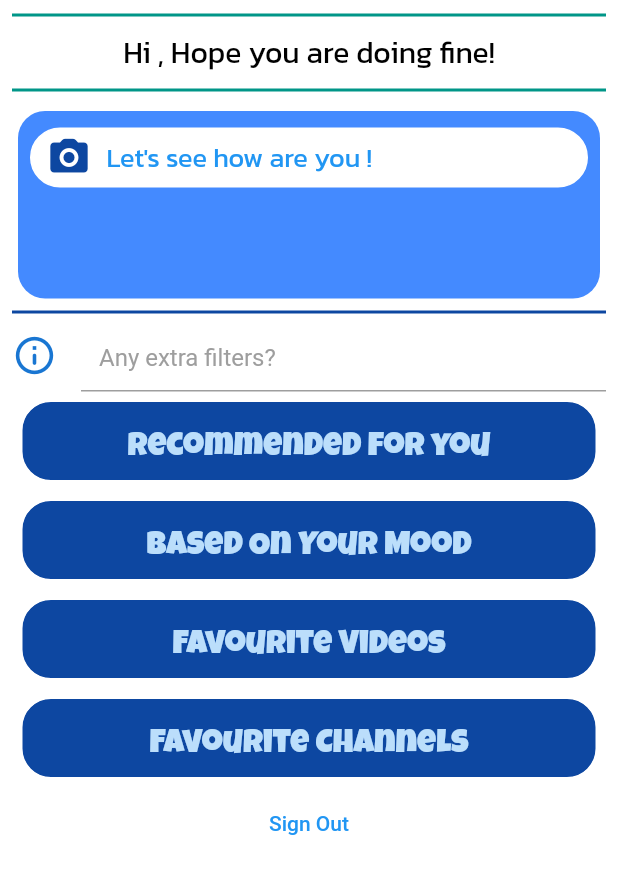
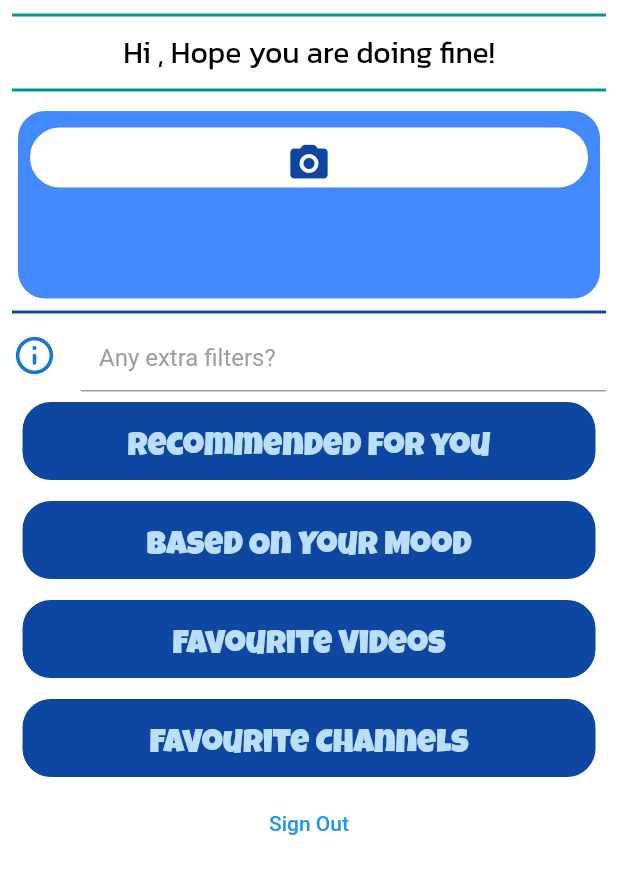
Before and after one commit to Athe1stB/Moodify, a Flutter app: the DashBoard screen opened directly with empty values, on a phone screen of 412 x 824 dp, the part 186-1080 px from its top. Run offline on Flutter 3.47's test engine with Material 2 defaults, Android fonts, the phone set to English and light mode, and no system bars; our stand-ins replace camera, cloud_firestore, firebase_auth, firebase_core, flutter_spinkit, platform; missing offline and left inert: android_intent, google_ml_kit, tflite_flutter, tflite_flutter_helper; accounts and stored records are empty.

Commit message:
updated dashboard UI

```diff
--- a/lib/screens/Dashboard.dart
+++ b/lib/screens/Dashboard.dart
@@ -126,22 +126,14 @@ class _DashBoardState extends State<DashBoard> {
                                 borderRadius:
                                     BorderRadius.all(Radius.circular(20))),
                             height: 40,
-                            child: Row(
-                              children: [
-                                SizedBox(width: 10),
-                                Icon(
+                            child: Padding(
+                              padding: const EdgeInsets.all(8.0),
+                              child: Center(
+                                child: Icon(
                                   Icons.camera_alt_rounded,
                                   color: Colors.blue[900],
                                 ),
-                                SizedBox(width: 10),
-                                Text(
-                                  "Let's see how are you !",
-                                  style: TextStyle(
-                                      fontSize: 18,
-                                      color: Colors.blue,
-                                      fontFamily: 'kanit'),
-                                )
-                              ],
+                              ),
                             ),
                           ),
                         ),
```
